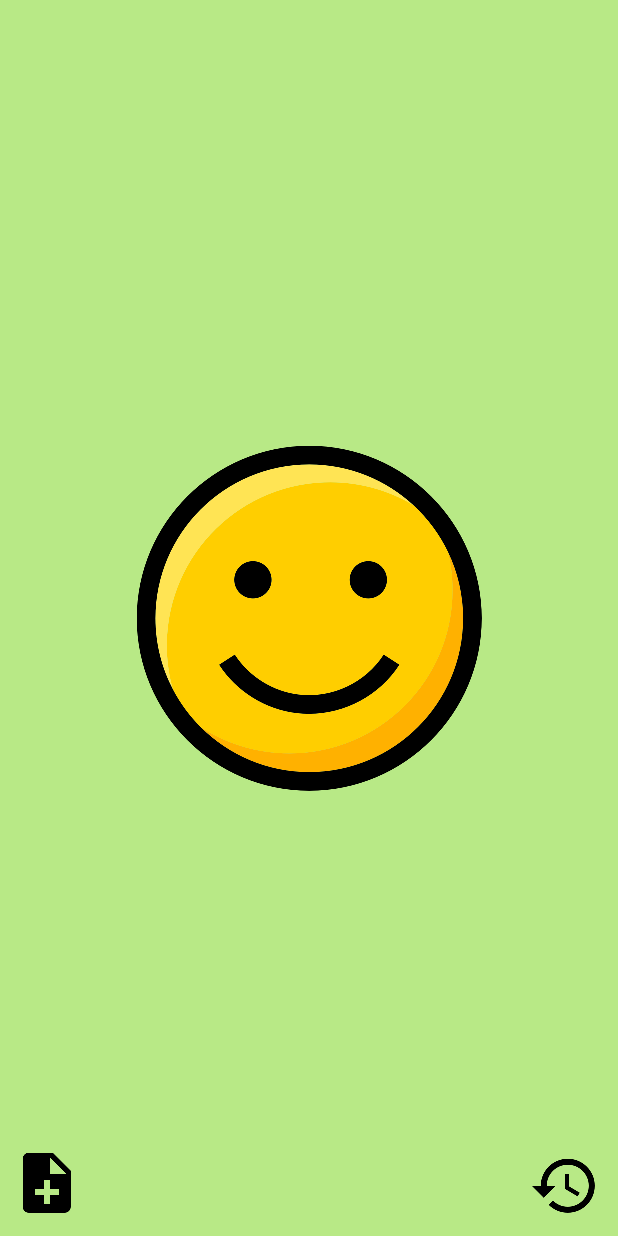
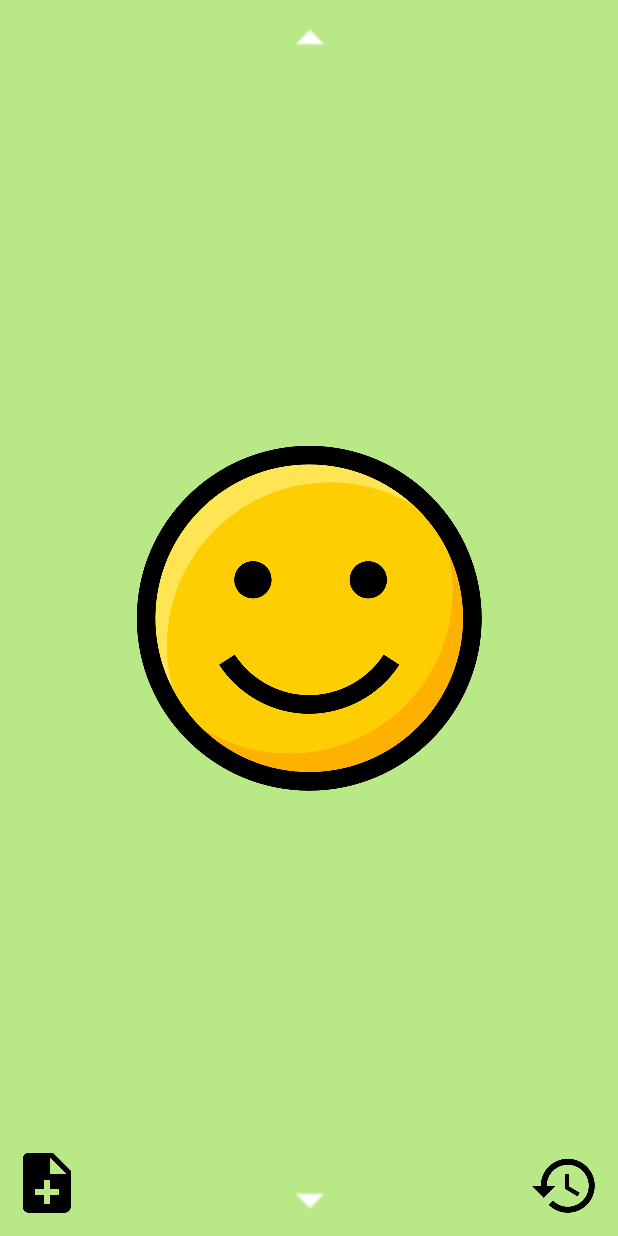
Before and after one commit to Taiviv/MoodTracker, an Android app: the screen it shows after launch (MainActivity), on a phone screen of 412 x 824 dp. Run offline under Robolectric (Android 15) with nearby library versions, the phone set to English and light mode, and no system bars.

Commit message:
Up or down swipe and Image, sound and background color change

```diff
--- a/app/src/main/AndroidManifest.xml
+++ b/app/src/main/AndroidManifest.xml
@@ -9,14 +9,14 @@
         android:roundIcon="@mipmap/ic_launcher_round"
         android:supportsRtl="true"
         android:theme="@style/AppTheme">
-        <activity android:name=".MainActivity">
+        <activity android:name=".controller.MainActivity">
             <intent-filter>
                 <action android:name="android.intent.action.MAIN" />
 
                 <category android:name="android.intent.category.LAUNCHER" />
             </intent-filter>
         </activity>
-        <activity android:name=".HistoryActivity"></activity>
+        <activity android:name=".controller.HistoryActivity"></activity>
     </application>
 
 </manifest>
--- a/app/src/main/java/com/chartier/virginie/moodtracker/MainActivity.java
+++ /dev/null
@@ -1,93 +0,0 @@
-package com.chartier.virginie.moodtracker;
-
-import android.content.DialogInterface;
-import android.content.Intent;
-import android.support.constraint.ConstraintLayout;
-import android.support.v7.app.AlertDialog;
-import android.support.v7.app.AppCompatActivity;
-import android.os.Bundle;
-import android.util.Log;
-import android.view.View;
-import android.widget.EditText;
-import android.widget.ImageButton;
-import android.widget.ImageView;
-
-public class MainActivity extends AppCompatActivity {
-
-    private ImageButton mComment;
-    private ImageButton mHistory;
-    private ImageView mSmiley;
-    private ConstraintLayout mBackground;
-    public String comment;
-
-    @Override
-    protected void onCreate(Bundle savedInstanceState) {
-        super.onCreate(savedInstanceState);
-        setContentView(R.layout.activity_main);
-
-        this.configureWidgets();
-        this.configureCommentButtonOnClick();
-        this.configureHistoryButtonOnClick();
-    }
-
-
-    // Declare all components
-    private void configureWidgets() {
-        mComment = findViewById(R.id.main_activity_comment);
-        mHistory = findViewById(R.id.main_activity_history);
-        mSmiley = findViewById(R.id.main_activity_img);
-        mBackground = findViewById(R.id.main_activity_background);
-    }
-
-
-    /* Button on the left bottom which open an AlertDialog on click
-     * with an alert dialog with text input and two buttons 'Valider'
-     * and 'Annuler'
-     * The user can write a comment
-     */
-    private void configureCommentButtonOnClick() {
-        mComment.setOnClickListener(new View.OnClickListener() {
-            @Override
-            public void onClick(View v) {
-                AlertDialog.Builder builder = new AlertDialog.Builder(MainActivity.this);
-
-                final EditText edittext = new EditText(MainActivity.this);
-
-                builder.setMessage("Commentaire")
-                        .setView(edittext)
-                        .setPositiveButton("Valider", new DialogInterface.OnClickListener() {
-                            @Override
-                            public void onClick(DialogInterface dialog, int which) {
-                                //registration of comment if the user writes one
-                                comment = edittext.getText().toString();
-                                Log.e("Tag", "le contenu de mon commentaire est : " + comment);
-                                dialog.dismiss();
-                            }
-                        });
-                builder.setNegativeButton("Annuler", new DialogInterface.OnClickListener() {
-                    @Override
-                    public void onClick(DialogInterface dialog, int which) {
-                        dialog.cancel();
-                    }
-                }).create()
-                        .show();
-            }
-        });
-    }
-
-
-    /* Button to the right bottom of the screen
-     * when user click on it, the activity HistoryActivity.java is launched
-     */
-    private void configureHistoryButtonOnClick(){
-        mHistory.setOnClickListener(new View.OnClickListener() {
-            @Override
-            public void onClick(View v) {
-                Intent mIntent = new Intent(MainActivity.this, HistoryActivity.class);
-                startActivity(mIntent);
-            }
-        });
-    }
-
-
-}
--- a/app/src/main/java/com/chartier/virginie/moodtracker/HistoryActivity.java
+++ b/app/src/main/java/com/chartier/virginie/moodtracker/controller/HistoryActivity.java
@@ -1,7 +1,9 @@
-package com.chartier.virginie.moodtracker;
+package com.chartier.virginie.moodtracker.controller;
 
 import android.support.v7.app.AppCompatActivity;
 import android.os.Bundle;
+
+import com.chartier.virginie.moodtracker.R;
 
 public class HistoryActivity extends AppCompatActivity {
 
--- /dev/null
+++ b/app/src/main/java/com/chartier/virginie/moodtracker/controller/MainActivity.java
@@ -0,0 +1,180 @@
+package com.chartier.virginie.moodtracker.controller;
+
+import android.content.DialogInterface;
+import android.content.Intent;
+import android.media.MediaPlayer;
+import android.support.constraint.ConstraintLayout;
+import android.support.v7.app.AlertDialog;
+import android.support.v7.app.AppCompatActivity;
+import android.os.Bundle;
+import android.util.Log;
+import android.view.View;
+import android.view.animation.AlphaAnimation;
+import android.view.animation.Animation;
+import android.widget.EditText;
+import android.widget.ImageButton;
+import android.widget.ImageView;
+import android.widget.Toast;
+import com.chartier.virginie.moodtracker.R;
+import com.chartier.virginie.moodtracker.view.OnSwipeTouchListener;
+
+
+public class MainActivity extends AppCompatActivity {
+
+    private ImageButton mComment;
+    private ImageButton mHistory;
+    private ImageView mSmiley;
+    private ConstraintLayout mBackground;
+    private ImageView mArrowUp;
+    private ImageView mArrowDown;
+    private String comment;
+    private View swipeView;
+    private int[][] LIST_COLOR_IMG = {
+            {R.color.faded_red,
+                    R.color.warm_grey,
+                    R.color.cornflower_blue_65,
+                    R.color.light_sage,
+                    R.color.banana_yellow},
+            {R.drawable.smiley_sad,
+                    R.drawable.smiley_disappointed,
+                    R.drawable.smiley_normal,
+                    R.drawable.smiley_happy,
+                    R.drawable.smiley_super_happy}};
+    private int indexMood = 3;
+    private AlphaAnimation anim = new AlphaAnimation(0.0f, 1.0f);
+    private MediaPlayer mp;
+
+    @Override
+    protected void onCreate(Bundle savedInstanceState) {
+        super.onCreate(savedInstanceState);
+        setContentView(R.layout.activity_main);
+
+        this.configureWidgets();
+        this.configureCommentButtonOnClick();
+        this.configureHistoryButtonOnClick();
+        this.configureSwipeView();
+    }
+
+
+    // Declare all components
+    private void configureWidgets() {
+        mComment = findViewById(R.id.main_activity_comment);
+        mHistory = findViewById(R.id.main_activity_history);
+        mSmiley = findViewById(R.id.main_activity_img);
+        mBackground = findViewById(R.id.main_activity_background);
+        mArrowDown = findViewById(R.id.main_activity_arrow_down);
+        mArrowUp = findViewById(R.id.main_activity_arrow_up);
+        swipeView = findViewById(R.id.main_activity_view);
+    }
+
+
+    /* Button on the left bottom which open an AlertDialog on click
+     * with an alert dialog with text input and two buttons 'Valider'
+     * and 'Annuler'
+     * The user can write a comment
+     */
+    private void configureCommentButtonOnClick() {
+        mComment.setOnClickListener(new View.OnClickListener() {
+            @Override
+            public void onClick(View v) {
+                showAlertDialog();
+            }
+        });
+    }
+
+    private void showAlertDialog() {
+        AlertDialog.Builder builder = new AlertDialog.Builder(MainActivity.this);
+
+        final EditText edittext = new EditText(MainActivity.this);
+
+        builder.setMessage("Commentaire")
+                .setView(edittext)
+                .setPositiveButton("Valider", new DialogInterface.OnClickListener() {
+                    @Override
+                    public void onClick(DialogInterface dialog, int which) {
+                        //registration of comment if the user writes one
+                        comment = edittext.getText().toString();
+                        Log.e("Tag", "le contenu de mon commentaire est : " + comment);
+                        dialog.dismiss();
+                    }
+                });
+        builder.setNegativeButton("Annuler", new DialogInterface.OnClickListener() {
+            @Override
+            public void onClick(DialogInterface dialog, int which) {
+                dialog.cancel();
+            }
+        }).create()
+                .show();
+    }
+
+
+    /* Button to the right bottom of the screen
+     * when user click on it, the activity HistoryActivity.java is launched
+     */
+    private void configureHistoryButtonOnClick(){
+        mHistory.setOnClickListener(new View.OnClickListener() {
+            @Override
+            public void onClick(View v) {
+                Intent mIntent = new Intent(MainActivity.this, HistoryActivity.class);
+                startActivity(mIntent);
+            }
+        });
+    }
+
+
+    private void configureSwipeView(){
+        swipeView.setOnTouchListener(new OnSwipeTouchListener(this) {
+            @Override
+            public void onSwipeDown() {
+                indexMood--;
+                mSmiley.setImageResource(LIST_COLOR_IMG[1][indexMood]);
+                mBackground.setBackgroundColor(getResources().getColor(LIST_COLOR_IMG[0][indexMood]));
+                mArrowDown.setVisibility(View.GONE);
+                mArrowUp.setVisibility(View.GONE);
+                if (indexMood < 4){
+                    Toast.makeText(MainActivity.this, "Down", Toast.LENGTH_SHORT).show();
+                    getSound(R.raw.sound_unhappy);
+                    mArrowDown.clearAnimation();
+                    mArrowUp.clearAnimation();
+                    if (indexMood==0){
+                        mArrowUp.setVisibility(View.GONE);
+                        anim.setDuration(500); // Blink management with this parameter
+                        anim.setStartOffset(20);
+                        anim.setRepeatMode(Animation.REVERSE);
+                        anim.setRepeatCount(Animation.INFINITE);
+                        mArrowDown.startAnimation(anim);
+                    }
+                }
+            }
+
+            @Override
+            public void onSwipeUp() {
+                indexMood++;
+                mSmiley.setImageResource(LIST_COLOR_IMG[1][indexMood]);
+                mBackground.setBackgroundColor(getResources().getColor(LIST_COLOR_IMG[0][indexMood]));
+                mArrowDown.setVisibility(View.GONE);
+                mArrowUp.setVisibility(View.GONE);
+                if (indexMood > 0){
+                    Toast.makeText(MainActivity.this, "Up", Toast.LENGTH_SHORT).show();
+                    getSound(R.raw.sound_happy);
+                    mArrowDown.clearAnimation();
+                    mArrowUp.clearAnimation();
+                    if (indexMood ==4){
+                        mArrowDown.setVisibility(View.GONE);
+                        anim.setDuration(500); // Blink management with this parameter
+                        anim.setStartOffset(20);
+                        anim.setRepeatMode(Animation.REVERSE);
+                        anim.setRepeatCount(Animation.INFINITE);
+                        mArrowUp.startAnimation(anim);
+                    }
+                }
+            }
+        });
+    }
+
+    //Allow to add sound or music from raw folder in app by using MediaPlayer
+    private void getSound(int sound) {
+        mp = MediaPlayer.create(this, sound);
+        mp.start();
+    }
+}
--- a/app/src/main/res/layout/activity_history.xml
+++ b/app/src/main/res/layout/activity_history.xml
@@ -3,6 +3,6 @@
     xmlns:tools="http://schemas.android.com/tools"
     android:layout_width="match_parent"
     android:layout_height="match_parent"
-    tools:context=".HistoryActivity">
+    tools:context=".controller.HistoryActivity">
 
 </android.support.constraint.ConstraintLayout>
--- a/app/src/main/res/layout/activity_main.xml
+++ b/app/src/main/res/layout/activity_main.xml
@@ -7,7 +7,7 @@
     android:layout_height="match_parent"
     android:background="@color/light_sage"
     tools:ignore="ContentDescription"
-    tools:context="com.chartier.virginie.moodtracker.MainActivity">
+    tools:context="com.chartier.virginie.moodtracker.controller.MainActivity">
 
     <ImageView
         android:id="@+id/main_activity_img"
@@ -40,4 +40,32 @@
         app:layout_constraintBottom_toBottomOf="parent"
         app:layout_constraintEnd_toEndOf="parent" />
 
+    <ImageView
+        android:id="@+id/main_activity_arrow_up"
+        android:layout_width="match_parent"
+        android:layout_height="50dp"
+        android:src="@drawable/ic_stat_up"
+        app:layout_constraintTop_toTopOf="parent"
+        app:layout_constraintLeft_toLeftOf="parent"
+        app:layout_constraintRight_toRightOf="parent" />
+
+    <ImageView
+        android:id="@+id/main_activity_arrow_down"
+        android:layout_width="match_parent"
+        android:layout_height="50dp"
+        android:src="@drawable/ic_stat_down"
+        app:layout_constraintBottom_toBottomOf="parent"
+        app:layout_constraintLeft_toLeftOf="parent"
+        app:layout_constraintRight_toRightOf="parent" />
+
+
+    <View
+        android:id="@+id/main_activity_view"
+        android:layout_width="match_parent"
+        android:layout_height="0dp"
+        app:layout_constraintBottom_toTopOf="@+id/main_activity_comment"
+        app:layout_constraintEnd_toEndOf="parent"
+        app:layout_constraintStart_toStartOf="parent"
+        app:layout_constraintTop_toTopOf="parent" />
+
 </android.support.constraint.ConstraintLayout>
```
Also changed, not shown: app/src/main/java/com/chartier/virginie/moodtracker/view/OnSwipeTouchListener.java (added, +75 -0 lines), app/src/main/res/drawable-hdpi/ic_stat_down.png (added), app/src/main/res/drawable-hdpi/ic_stat_up.png (added), app/src/main/res/drawable-mdpi/ic_stat_down.png (added), app/src/main/res/drawable-mdpi/ic_stat_up.png (added), app/src/main/res/drawable-xhdpi/ic_stat_down.png (added), app/src/main/res/drawable-xhdpi/ic_stat_up.png (added), app/src/main/res/drawable-xxhdpi/ic_stat_down.png (added), app/src/main/res/drawable-xxhdpi/ic_stat_up.png (added).
